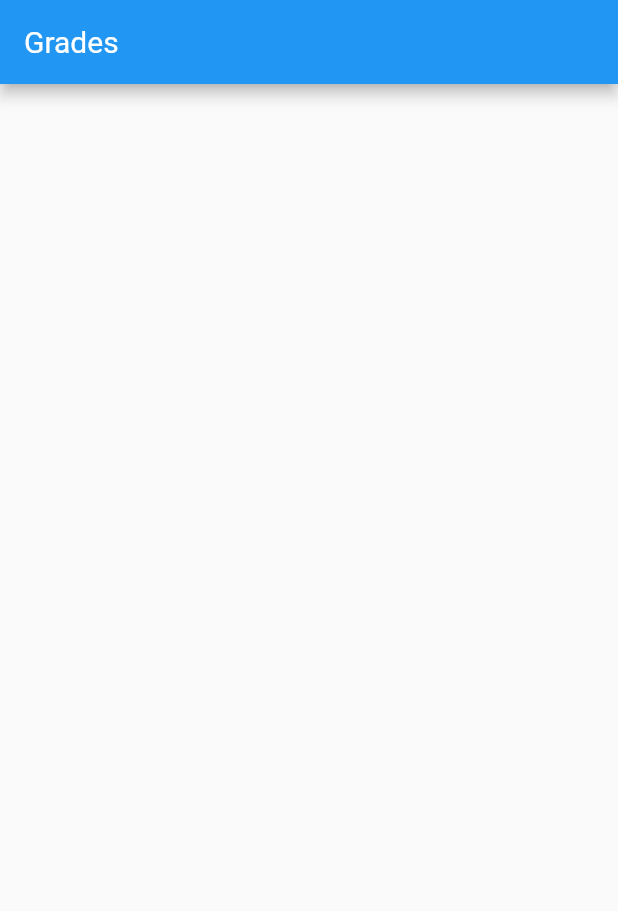
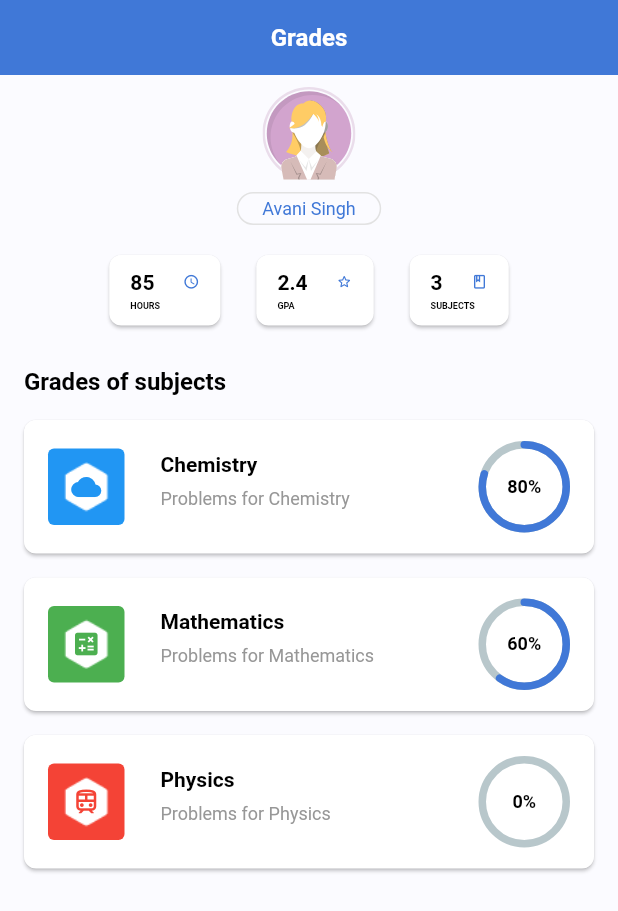
Before and after one commit to teensumit/dailyjee, a Flutter app: the screen it shows after launch, on a phone screen of 412 x 824 dp. Shown: the top 911 px of the screen. Run offline on Flutter 3.47's test engine with Material 2 defaults, Android fonts, the phone set to English and light mode, and no system bars; drawn by our look-alikes of percent_indicator; our stand-ins replace flutter_svg, sms_autofill.

Commit message:
Grade Created

```diff
--- /dev/null
+++ b/lib/screen/components/card_score_template.dart
@@ -0,0 +1,58 @@
+import 'package:dailyjee/theme.dart';
+import 'package:flutter/material.dart';
+
+class CardScoreTemplate extends StatelessWidget {
+  const CardScoreTemplate({
+    Key key,
+    @required this.score,
+    @required this.icon,
+    @required this.label,
+  }) : super(key: key);
+
+  final String score;
+  final IconData icon;
+  final String label;
+
+  @override
+  Widget build(BuildContext context) {
+    return Card(
+      shape: RoundedRectangleBorder(
+        borderRadius: BorderRadius.circular(8),
+      ),
+      child:Container(
+        padding: const EdgeInsets.symmetric(horizontal: 14, vertical: 10),
+        child: Column(
+          crossAxisAlignment: CrossAxisAlignment.start,
+          children: [
+          Row(
+            children: [
+              Text(
+                "$score",
+                style: TextStyle(
+                  fontSize: 14,
+                  fontFamily: 'RobotoBold',
+                  color: Colors.black,
+                ),
+              ),
+              SizedBox(width:19),
+              Icon(
+                icon,
+                color: primary,
+                size: 11,
+              )
+            ],
+          ),
+          SizedBox(height:4),
+          Text(
+            "$label",
+            style: TextStyle(
+              fontSize: 6,
+              fontFamily: 'RobotoBold',
+              color: Colors.black,
+            ),
+          ),
+        ],),
+      )
+    );
+  }
+}
--- /dev/null
+++ b/lib/screen/components/grade_subject_template.dart
@@ -0,0 +1,108 @@
+import 'package:flutter/material.dart';
+import 'package:dailyjee/theme.dart';
+import 'package:flutter_svg/flutter_svg.dart';
+import 'package:percent_indicator/circular_percent_indicator.dart';
+
+class GradeSubjectTemplate extends StatelessWidget {
+  const GradeSubjectTemplate({
+    Key key,
+    @required this.color,
+    @required this.icon,
+    @required this.headline,
+    @required this.description,
+    @required this.percent,
+  }) : super(key: key);
+
+  final Color color;
+  final IconData icon;
+  final String headline;
+  final String description;
+  final int percent;
+
+  @override
+  Widget build(BuildContext context) {
+    double level = percent/100;
+
+    return Card(
+      margin: EdgeInsets.only(top:16),
+      shape: RoundedRectangleBorder(
+        borderRadius: BorderRadius.circular(8),
+      ),
+      child: Padding(
+        padding:EdgeInsets.symmetric(horizontal:16, vertical:14),
+        child:Row(
+          children: [
+            Container(
+              height: 51,
+              width: 51,
+              decoration: BoxDecoration(
+                color: color,
+                borderRadius: BorderRadius.circular(4),
+              ),
+
+              child: Stack(
+                    children: [Center(
+                      child: Image(
+                        image: AssetImage('assets/polygon.png',),
+                        height: 40,
+                        width: 40,
+                      )
+                    ),
+                      Center(child: Icon(
+                        icon,
+                        size: 20,
+                        color: color,
+                        ))
+                    ]
+              ),
+            ),
+            SizedBox(width: 24,),
+            Expanded(
+                          child: Column(
+                crossAxisAlignment: CrossAxisAlignment.start,
+                children: [
+                Text(
+                  "$headline",
+                  style: TextStyle(
+                    fontSize: 14,
+                    fontFamily: 'RobotoBold',
+                    color: Colors.black,
+                  ),
+                ),
+                SizedBox(height: 8,),
+                Text(
+                  "$description",
+                  style: TextStyle(
+                    fontSize: 12,
+                    fontFamily: 'Roboto',
+                    color: textLight
+                  ),
+                ),
+                SizedBox(height: 8,),
+
+              ],),
+            ),
+            SizedBox(width: 24,),
+
+            new CircularPercentIndicator(
+              radius: 61.0,
+              lineWidth: 5.0,
+              percent: level,
+              center: Text(
+                  "$percent%",
+                  style: TextStyle(
+                    fontSize: 12,
+                    fontFamily: 'RobotoBold',
+                    color: Colors.black,
+                  ),
+                ),
+              progressColor: primary,
+              circularStrokeCap: CircularStrokeCap.round,
+            )
+
+          ],
+        )
+      ),
+    );
+  }
+}
--- a/lib/screen/profile/grade.dart
+++ b/lib/screen/profile/grade.dart
@@ -1,13 +1,119 @@
+import 'package:dailyjee/screen/components/card_score_template.dart';
+import 'package:dailyjee/screen/components/grade_subject_template.dart';
+import 'package:dailyjee/theme.dart';
 import 'package:flutter/material.dart';
+import 'package:flutter_svg/flutter_svg.dart';
 
 class Grade extends StatelessWidget {
   @override
   Widget build(BuildContext context) {
+
+    String headline = "Chemistry";
+    String description = "Problems for Chemistry";
+    Color color = primary;
+    double level = 80;
+    IconData icon = Icons.add;
+
     return Scaffold(
+      backgroundColor: background,
       appBar: AppBar(
-        title:Text(
-          "Grades"
+        backgroundColor: primary,
+        elevation: 0,
+        toolbarHeight: 50,
+        title:Center(
+          child: Text(
+            "Grades",
+            style: TextStyle(
+              fontSize: 16,
+              fontFamily: 'RobotoBold',
+            ),
+          ),
         )
+      ),
+      body: SingleChildScrollView(
+        padding: EdgeInsets.symmetric(horizontal:16),
+        child: Column(
+          crossAxisAlignment: CrossAxisAlignment.start,
+          children:[
+            SizedBox(height:8),
+            Center(
+              child: SvgPicture.asset(
+                "assets/avtaar.svg",
+                height:62,
+                width:62,
+              ),
+            ),
+            SizedBox(height:8),
+
+            Center(
+              child: Container(
+                padding: EdgeInsets.symmetric(horizontal:16, vertical:3),
+                decoration: BoxDecoration(
+                  borderRadius: BorderRadius.circular(18),
+                  border: Border.all(color:border, width:1)
+                ),
+                child: Text(
+                  "Avani Singh",
+                  style: TextStyle(
+                    fontSize: 12,
+                    fontFamily: 'Roboto',
+                    color: primary
+                  ),
+                ),
+              ),
+            ),
+            SizedBox(height:16),
+            Row(
+              mainAxisAlignment: MainAxisAlignment.center,
+              children:[
+                CardScoreTemplate(score: "85", icon: Icons.schedule_rounded, label: "HOURS"),
+                SizedBox(width:16),
+                CardScoreTemplate(score: "2.4", icon: Icons.star_border_rounded, label: "GPA"),
+                SizedBox(width:16),
+                CardScoreTemplate(score: "3", icon: Icons.book_outlined, label: "SUBJECTS")
+              ]
+            ),
+
+            SizedBox(height:24),
+
+            Container(
+                child: Text(
+                "Grades of subjects",
+                style: TextStyle(
+                  fontSize: 16,
+                  fontFamily: 'RobotoBold',
+                  color: Colors.black,
+                ),
+              ),
+            ),
+
+            GradeSubjectTemplate(
+              color: Colors.blue,
+              icon: Icons.cloud,
+              headline: "Chemistry",
+              description: "Problems for Chemistry",
+              percent: 80
+            ),
+
+            GradeSubjectTemplate(
+              color: Colors.green,
+              icon: Icons.calculate,
+              headline: "Mathematics",
+              description: "Problems for Mathematics",
+              percent: 60
+            ),
+
+            GradeSubjectTemplate(
+              color: Colors.red,
+              icon: Icons.train_outlined,
+              headline: "Physics",
+              description: "Problems for Physics",
+              percent: 0
+            ),
+
+
+          ]
+        ),
       ),
     );
   }
--- a/lib/theme.dart
+++ b/lib/theme.dart
@@ -4,3 +4,5 @@ Color primary = Color(0xFF4078D7);
 Color primaryLight = Color(0xFF38CAFF);
 Color background = Color(0xFFFBFBFF);
 Color textLight = Color(0xFF979797);
+Color border = Color(0xFFE2E2E2);
+Color textSecondary = Color(0xFF1F1F1F);
--- a/pubspec.yaml
+++ b/pubspec.yaml
@@ -27,6 +27,7 @@ dependencies:
   flutter_svg: ^0.19.3
 
   sms_autofill: ^1.3.1
+  percent_indicator: "^2.1.7+2"
 
 
   # The following adds the Cupertino Icons font to your application.
```
Also changed, not shown: assets/avtaar.svg (added), assets/chemistry.svg (added), assets/math.svg (added), assets/physics.svg (added), assets/polygon.png (added), assets/polygon.svg (added), pubspec.lock.
